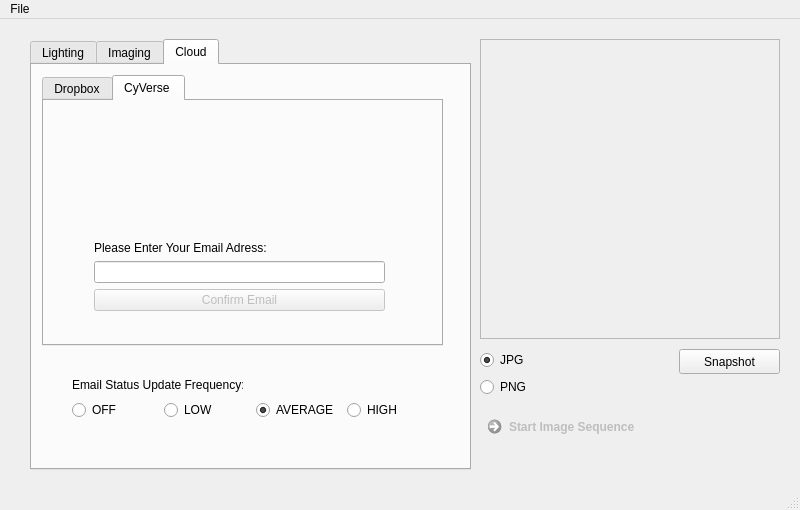
Old version of the form _ui/FlashLapse_CP.ui in the repository CoSE-Jerry/Flashlapse_NEO.
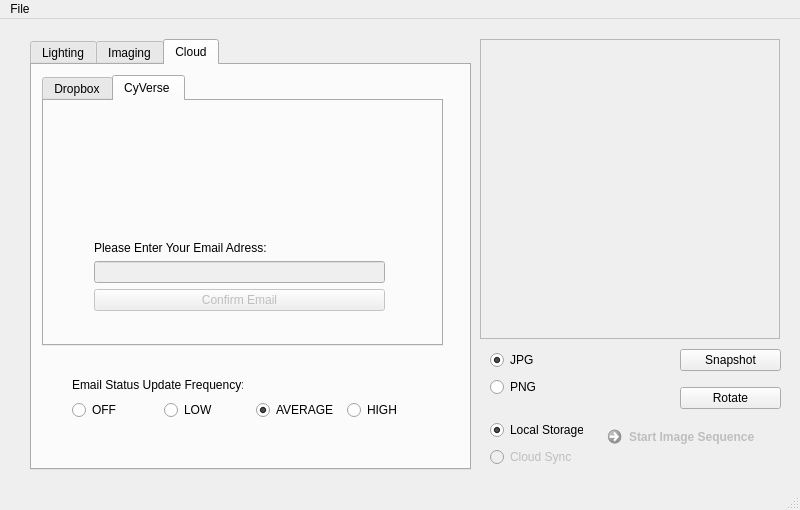
New version of the form. The open tabs and pages were chosen to show the change. Icons and pictures are not drawn.

Diff of the .ui file:
```diff
--- a/_ui/FlashLapse_CP.ui
+++ b/_ui/FlashLapse_CP.ui
@@ -46,28 +46,12 @@
      <bool>true</bool>
     </property>
    </widget>
-   <widget class="QPushButton" name="Snapshot">
-    <property name="enabled">
-     <bool>true</bool>
-    </property>
-    <property name="geometry">
-     <rect>
-      <x>679</x>
-      <y>330</y>
-      <width>101</width>
-      <height>25</height>
-     </rect>
-    </property>
-    <property name="text">
-     <string>Snapshot</string>
-    </property>
-   </widget>
    <widget class="QWidget" name="verticalLayoutWidget">
     <property name="geometry">
      <rect>
-      <x>480</x>
+      <x>490</x>
       <y>330</y>
-      <width>160</width>
+      <width>181</width>
       <height>51</height>
      </rect>
     </property>
@@ -175,6 +159,11 @@
             <string>None</string>
            </property>
           </item>
+          <item>
+           <property name="text">
+            <string>White</string>
+           </property>
+          </item>
           <item>
            <property name="text">
             <string>Red</string>
@@ -251,6 +240,11 @@
                <string>None</string>
               </property>
              </item>
+             <item>
+              <property name="text">
+               <string>White</string>
+              </property>
+             </item>
              <item>
               <property name="text">
                <string>Red</string>
@@ -288,6 +282,11 @@
                <string>None</string>
               </property>
              </item>
+             <item>
+              <property name="text">
+               <string>White</string>
+              </property>
+             </item>
              <item>
               <property name="text">
                <string>Red</string>
@@ -714,6 +713,9 @@
          </item>
          <item>
           <widget class="QLabel" name="Directory_Label">
+           <property name="enabled">
+            <bool>true</bool>
+           </property>
            <property name="frameShape">
             <enum>QFrame::StyledPanel</enum>
            </property>
@@ -787,6 +789,9 @@
       <string>Cloud</string>
      </attribute>
      <widget class="QTabWidget" name="Service_Select">
+      <property name="enabled">
+       <bool>true</bool>
+      </property>
       <property name="geometry">
        <rect>
         <x>10</x>
@@ -921,7 +926,11 @@
           </widget>
          </item>
          <item>
-          <widget class="QLineEdit" name="CyVerse_Email"/>
+          <widget class="QLineEdit" name="CyVerse_Email">
+           <property name="enabled">
+            <bool>false</bool>
+           </property>
+          </widget>
          </item>
          <item>
           <widget class="QPushButton" name="CyVerse_Confirm">
@@ -1007,9 +1016,9 @@
     </property>
     <property name="geometry">
      <rect>
-      <x>480</x>
-      <y>390</y>
-      <width>291</width>
+      <x>600</x>
+      <y>400</y>
+      <width>191</width>
       <height>51</height>
      </rect>
     </property>
@@ -1030,6 +1039,67 @@
      </size>
     </property>
    </widget>
+   <widget class="QWidget" name="verticalLayoutWidget_4">
+    <property name="geometry">
+     <rect>
+      <x>490</x>
+      <y>400</y>
+      <width>93</width>
+      <height>51</height>
+     </rect>
+    </property>
+    <layout class="QVBoxLayout" name="verticalLayout_12">
+     <item>
+      <widget class="QRadioButton" name="Local_Storage">
+       <property name="text">
+        <string>Local Storage</string>
+       </property>
+       <property name="checked">
+        <bool>true</bool>
+       </property>
+      </widget>
+     </item>
+     <item>
+      <widget class="QRadioButton" name="Cloud_Sync">
+       <property name="enabled">
+        <bool>false</bool>
+       </property>
+       <property name="text">
+        <string>Cloud Sync</string>
+       </property>
+      </widget>
+     </item>
+    </layout>
+   </widget>
+   <widget class="QWidget" name="verticalLayoutWidget_5">
+    <property name="geometry">
+     <rect>
+      <x>680</x>
+      <y>320</y>
+      <width>101</width>
+      <height>80</height>
+     </rect>
+    </property>
+    <layout class="QVBoxLayout" name="verticalLayout_13">
+     <item>
+      <widget class="QPushButton" name="Snapshot">
+       <property name="enabled">
+        <bool>true</bool>
+       </property>
+       <property name="text">
+        <string>Snapshot</string>
+       </property>
+      </widget>
+     </item>
+     <item>
+      <widget class="QPushButton" name="Rotate">
+       <property name="text">
+        <string>Rotate</string>
+       </property>
+      </widget>
+     </item>
+    </layout>
+   </widget>
   </widget>
   <widget class="QMenuBar" name="menubar">
    <property name="geometry">
@@ -1053,6 +1123,9 @@
   </widget>
   <widget class="QStatusBar" name="statusBar"/>
   <action name="actionOpen_Directory">
+   <property name="enabled">
+    <bool>false</bool>
+   </property>
    <property name="text">
     <string>Open Directory</string>
    </property>
```
